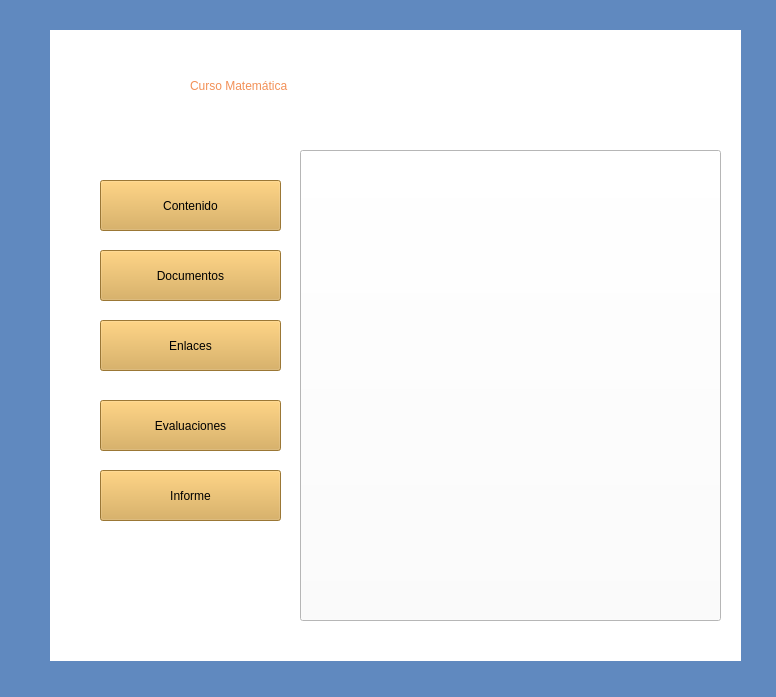
First picture: the form in CursoAsignatura.ui, repository Shanem007/AulaVirtual, before the edit.
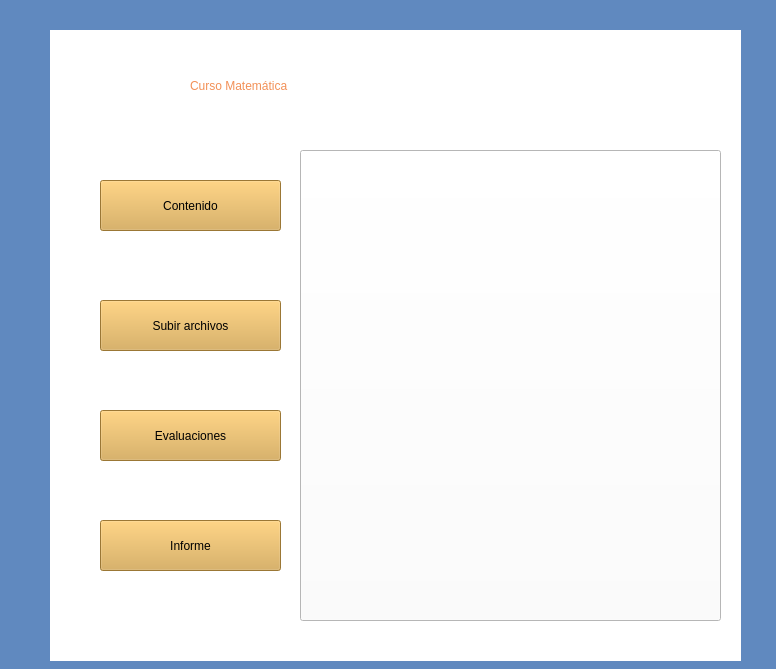
Second picture: the form after the edit. Icons and pictures are not drawn.

What changed in the file:
```diff
--- a/CursoAsignatura.ui
+++ b/CursoAsignatura.ui
@@ -7,7 +7,7 @@
     <x>0</x>
     <y>0</y>
     <width>776</width>
-    <height>697</height>
+    <height>669</height>
    </rect>
   </property>
   <property name="windowTitle">
@@ -100,7 +100,7 @@
    <property name="geometry">
     <rect>
      <x>100</x>
-     <y>250</y>
+     <y>300</y>
      <width>181</width>
      <height>51</height>
     </rect>
@@ -110,31 +110,14 @@
 font: 700 14pt &quot;Segoe UI&quot;;</string>
    </property>
    <property name="text">
-    <string>Documentos</string>
-   </property>
-  </widget>
-  <widget class="QPushButton" name="pushButton_7">
-   <property name="geometry">
-    <rect>
-     <x>100</x>
-     <y>320</y>
-     <width>181</width>
-     <height>51</height>
-    </rect>
-   </property>
-   <property name="styleSheet">
-    <string notr="true">background-color: rgb(217, 167, 74);
-font: 700 14pt &quot;Segoe UI&quot;;</string>
-   </property>
-   <property name="text">
-    <string>Enlaces</string>
+    <string>Subir archivos</string>
    </property>
   </widget>
   <widget class="QPushButton" name="pushButton_4">
    <property name="geometry">
     <rect>
      <x>100</x>
-     <y>400</y>
+     <y>410</y>
      <width>181</width>
      <height>51</height>
     </rect>
@@ -151,7 +134,7 @@
    <property name="geometry">
     <rect>
      <x>100</x>
-     <y>470</y>
+     <y>520</y>
      <width>181</width>
      <height>51</height>
     </rect>
```
Left out of the diff: 6 changed lines with no effect on the pictures.
